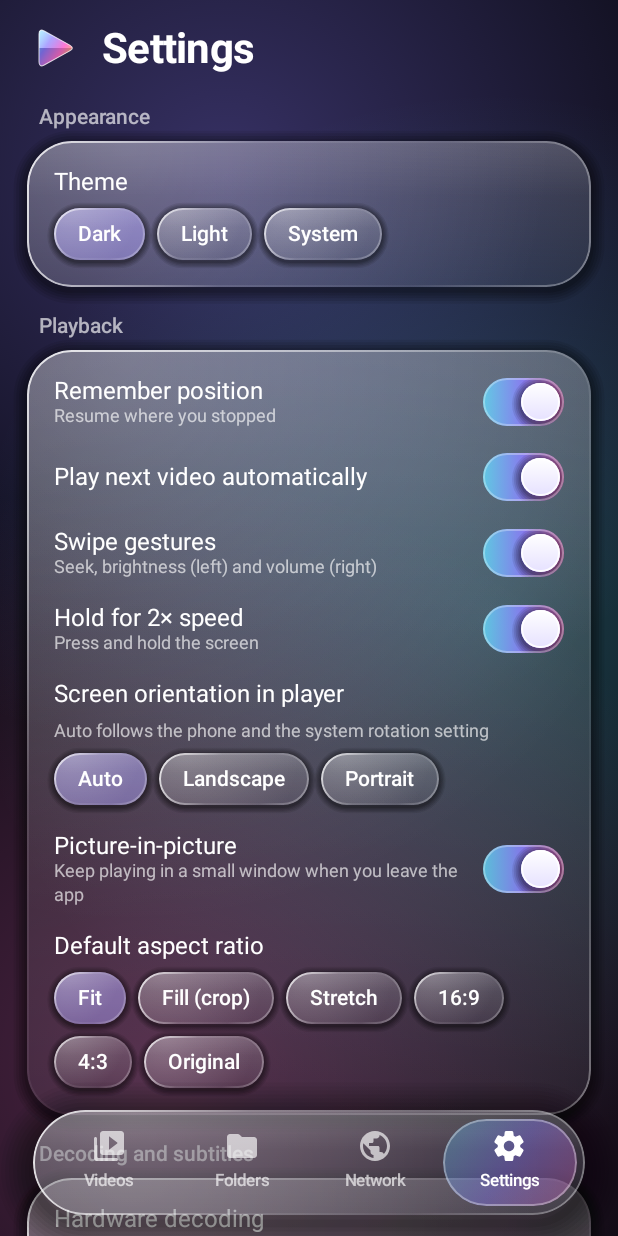
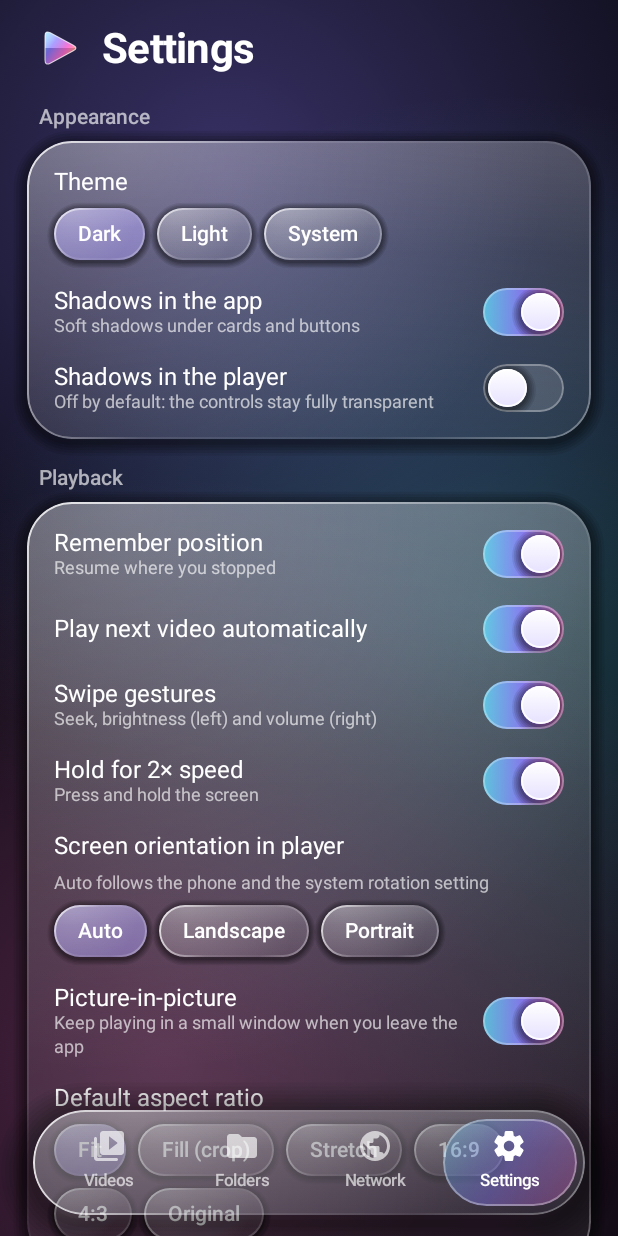
Before and after one commit to RonovaMain/Prism, an Android app built with Jetpack Compose: the screen it shows after launch (MainActivity), after a tap on "Settings", on a phone screen of 412 x 824 dp. Run offline under Robolectric (Android 15) with nearby library versions, the phone set to English and light mode, and no system bars; libraries missing offline, so code that uses them is left out: coil.decode; pictures from the network do not load.

Commit message:
Update to 1.2.7

```diff
--- a/app/build.gradle.kts
+++ b/app/build.gradle.kts
@@ -35,7 +35,7 @@ android {
         minSdk = 26
         targetSdk = 35
         versionCode = (findProperty("versionCode") as String?)?.toIntOrNull() ?: 1
-        versionName = "1.1.3"
+        versionName = "1.2.7"
 
         ndk {
             // libVLC весит много: оставляем только реальные ABI телефонов и планшетов
--- a/app/src/main/java/dev/ronova/prism/data/Settings.kt
+++ b/app/src/main/java/dev/ronova/prism/data/Settings.kt
@@ -23,6 +23,9 @@ data class AppSettings(
     val gestures: Boolean = true,
     val holdSpeed: Boolean = true,
     val autoPip: Boolean = true,
+    /** Тени под стеклом: в интерфейсе приложения включены, в плеере по умолчанию выключены. */
+    val uiShadows: Boolean = true,
+    val playerShadows: Boolean = false,
     val orientation: PlayerOrientation = PlayerOrientation.AUTO,
     val subtitleEncoding: String = "",
     val defaultAspect: Aspect = Aspect.FIT,
@@ -41,6 +44,8 @@ object Keys {
     val GESTURES = booleanPreferencesKey("gestures")
     val HOLD = booleanPreferencesKey("hold_speed")
     val PIP = booleanPreferencesKey("auto_pip")
+    val UI_SHADOWS = booleanPreferencesKey("ui_shadows")
+    val PLAYER_SHADOWS = booleanPreferencesKey("player_shadows")
     val ORIENTATION = stringPreferencesKey("player_orientation")
     val SUB_ENC = stringPreferencesKey("subtitle_encoding")
     val ASPECT = stringPreferencesKey("default_aspect")
@@ -83,6 +88,8 @@ class SettingsRepository(private val context: Context) {
                 gestures = p[Keys.GESTURES] ?: true,
                 holdSpeed = p[Keys.HOLD] ?: true,
                 autoPip = p[Keys.PIP] ?: true,
+                uiShadows = p[Keys.UI_SHADOWS] ?: true,
+                playerShadows = p[Keys.PLAYER_SHADOWS] ?: false,
                 orientation = parseEnum(p[Keys.ORIENTATION], PlayerOrientation.AUTO),
                 subtitleEncoding = p[Keys.SUB_ENC] ?: "",
                 defaultAspect = parseEnum(p[Keys.ASPECT], Aspect.FIT),
--- a/app/src/main/java/dev/ronova/prism/ui/PrismRoot.kt
+++ b/app/src/main/java/dev/ronova/prism/ui/PrismRoot.kt
@@ -3,23 +3,33 @@ package dev.ronova.prism.ui
 import androidx.compose.foundation.layout.Box
 import androidx.compose.foundation.layout.fillMaxSize
 import androidx.compose.runtime.Composable
+import androidx.compose.runtime.CompositionLocalProvider
+import androidx.compose.runtime.getValue
 import androidx.compose.runtime.key
 import androidx.compose.ui.Modifier
+import androidx.lifecycle.compose.collectAsStateWithLifecycle
+import dev.ronova.prism.ui.glass.LocalGlassShadows
 import dev.ronova.prism.ui.screens.HomeScreen
 import dev.ronova.prism.ui.screens.PlayerScreen
 import dev.ronova.prism.ui.theme.PrismTheme
 
 @Composable
 fun PrismRoot(vm: PrismViewModel, dark: Boolean, onFinish: () -> Unit) {
+    val settings by vm.settings.collectAsStateWithLifecycle()
     PrismTheme(dark) {
         Box(Modifier.fillMaxSize()) {
             // Библиотека остаётся под плеером (чтобы не терять положение списка), но фон при этом не анимируется
-            HomeScreen(vm, animate = vm.playRequest == null)
+            CompositionLocalProvider(LocalGlassShadows provides settings.uiShadows) {
+                HomeScreen(vm, animate = vm.playRequest == null)
+            }
             vm.playRequest?.let { request ->
                 key(request) {
-                    PlayerScreen(vm, request) {
-                        vm.closePlayer()
-                        if (vm.finishOnExit) onFinish()
+                    // в плеере тени отдельная настройка (по умолчанию выключены — максимум прозрачности)
+                    CompositionLocalProvider(LocalGlassShadows provides settings.playerShadows) {
+                        PlayerScreen(vm, request) {
+                            vm.closePlayer()
+                            if (vm.finishOnExit) onFinish()
+                        }
                     }
                 }
             }
--- a/app/src/main/java/dev/ronova/prism/ui/glass/Background.kt
+++ b/app/src/main/java/dev/ronova/prism/ui/glass/Background.kt
@@ -121,17 +121,17 @@ fun PrismLogo(size: Dp, modifier: Modifier = Modifier) {
         val w = this.size.width
         val h = this.size.height
         // рамка треугольника: x от 0.20 до 0.80 — ровно по центру холста
-        val a = Offset(w * 0.20f, h * 0.17f)
-        val b = Offset(w * 0.20f, h * 0.83f)
-        val c = Offset(w * 0.80f, h * 0.50f)
-        val m = Offset(w * 0.20f, h * 0.50f)
+        val a = Offset(w * 0.30f, h * 0.20f)
+        val b = Offset(w * 0.30f, h * 0.80f)
+        val c = Offset(w * 0.86f, h * 0.50f)
+        val m = Offset(w * 0.30f, h * 0.50f)
         val tri = roundedTrianglePath(a, b, c, w * 0.10f)
         clipPath(tri) {
             drawRect(
                 brush = Brush.linearGradient(
                     colors = listOf(PrismCyan, PrismViolet, PrismPink, PrismAmber),
-                    start = Offset(w * 0.20f, h * 0.20f),
-                    end = Offset(w * 0.82f, h * 0.62f),
+                    start = Offset(w * 0.30f, h * 0.22f),
+                    end = Offset(w * 0.88f, h * 0.62f),
                 )
             )
             // верхняя грань — светлая
@@ -146,7 +146,7 @@ fun PrismLogo(size: Dp, modifier: Modifier = Modifier) {
                 Brush.linearGradient(
                     listOf(Color.White.copy(alpha = 0.6f), Color.White.copy(alpha = 0.05f)),
                     start = a,
-                    end = Offset(w * 0.6f, h * 0.5f),
+                    end = Offset(w * 0.62f, h * 0.5f),
                 ),
             )
             // нижняя грань — темнее
--- a/app/src/main/java/dev/ronova/prism/ui/glass/Glass.kt
+++ b/app/src/main/java/dev/ronova/prism/ui/glass/Glass.kt
@@ -41,6 +41,7 @@ import androidx.compose.material3.Icon
 import androidx.compose.material3.MaterialTheme
 import androidx.compose.material3.Text
 import androidx.compose.runtime.Composable
+import androidx.compose.runtime.staticCompositionLocalOf
 import androidx.compose.runtime.getValue
 import androidx.compose.runtime.mutableFloatStateOf
 import androidx.compose.runtime.mutableIntStateOf
@@ -83,6 +84,9 @@ import dev.ronova.prism.ui.theme.LocalGlass
 import dev.ronova.prism.ui.theme.PrismCyan
 import dev.ronova.prism.ui.theme.PrismPink
 import dev.ronova.prism.ui.theme.PrismViolet
+
+/** Рисовать ли тени под стеклом. Приложение и плеер выставляют своё значение из настроек. */
+val LocalGlassShadows = staticCompositionLocalOf { true }
 
 internal fun Color.scaleAlpha(f: Float): Color = copy(alpha = (alpha * f).coerceIn(0f, 1f))
 
@@ -168,6 +172,7 @@ fun GlassSurface(
     content: @Composable BoxScope.() -> Unit,
 ) {
     val g = LocalGlass.current
+    val shadowsOn = LocalGlassShadows.current
     val rim = remember(g) {
         Brush.linearGradient(
             colorStops = arrayOf(
@@ -182,7 +187,7 @@ fun GlassSurface(
     }
     Box(
         modifier
-            .glassShadow(shape, elevation, g.shadow)
+            .glassShadow(shape, if (shadowsOn) elevation else 0.dp, g.shadow)
             .clip(shape)
             .background(base)
             .background(Brush.verticalGradient(listOf(g.fillTop.scaleAlpha(strength), g.fillBottom.scaleAlpha(strength))))
@@ -366,6 +371,7 @@ fun GlassTabBar(
 @Composable
 fun GlassSwitch(checked: Boolean, onCheckedChange: (Boolean) -> Unit, modifier: Modifier = Modifier) {
     val g = LocalGlass.current
+    val shadowsOn = LocalGlassShadows.current
     val on by animateFloatAsState(if (checked) 1f else 0f, spring(dampingRatio = 0.7f, stiffness = 500f), label = "on")
     val thumbX by animateDpAsState(
         if (checked) 22.dp else 0.dp,
@@ -397,7 +403,7 @@ fun GlassSwitch(checked: Boolean, onCheckedChange: (Boolean) -> Unit, modifier:
                 .padding(3.dp)
                 .offset(x = thumbX)
                 .size(26.dp)
-                .glassShadow(CircleShape, 4.dp, g.shadow)
+                .glassShadow(CircleShape, if (shadowsOn) 4.dp else 0.dp, g.shadow)
                 .clip(CircleShape)
                 .background(Brush.verticalGradient(listOf(Color.White, Color(0xFFE6E1FF))))
                 .border(1.dp, Color.White.copy(alpha = 0.9f), CircleShape)
--- a/app/src/main/java/dev/ronova/prism/ui/screens/NetworkSettings.kt
+++ b/app/src/main/java/dev/ronova/prism/ui/screens/NetworkSettings.kt
@@ -255,6 +255,12 @@ internal fun SettingsTab(vm: PrismViewModel) {
                     GlassChip(stringResource(R.string.theme_light), s.themeMode == ThemeMode.LIGHT, { vm.setPref(Keys.THEME, ThemeMode.LIGHT.name) })
                     GlassChip(stringResource(R.string.theme_system), s.themeMode == ThemeMode.SYSTEM, { vm.setPref(Keys.THEME, ThemeMode.SYSTEM.name) })
                 }
+                SwitchRow(stringResource(R.string.set_shadows_ui), stringResource(R.string.set_shadows_ui_sub), s.uiShadows) {
+                    vm.setPref(Keys.UI_SHADOWS, it)
+                }
+                SwitchRow(stringResource(R.string.set_shadows_player), stringResource(R.string.set_shadows_player_sub), s.playerShadows) {
+                    vm.setPref(Keys.PLAYER_SHADOWS, it)
+                }
             }
         }
 
--- a/app/src/main/res/drawable/ic_launcher_monochrome.xml
+++ b/app/src/main/res/drawable/ic_launcher_monochrome.xml
@@ -4,9 +4,7 @@
     android:height="108dp"
     android:viewportWidth="108"
     android:viewportHeight="108">
-    <group android:translateX="-9">
     <path
         android:fillColor="#000000"
-        android:pathData="M46.71,33.11 Q41,30 41,36.5 L41,71.5 Q41,78 46.71,74.89 L79.29,57.11 Q85,54 79.29,50.89 Z" />
-    </group>
+        android:pathData="M48.00,40.61 Q45.00,39.00 45.00,42.40 L45.00,65.60 Q45.00,69.00 48.00,67.39 L70.00,55.61 Q73.00,54.00 70.00,52.39 Z" />
 </vector>
--- a/app/src/main/res/values/strings.xml
+++ b/app/src/main/res/values/strings.xml
@@ -49,6 +49,10 @@
     <string name="theme_dark">Dark</string>
     <string name="theme_light">Light</string>
     <string name="theme_system">System</string>
+    <string name="set_shadows_ui">Shadows in the app</string>
+    <string name="set_shadows_ui_sub">Soft shadows under cards and buttons</string>
+    <string name="set_shadows_player">Shadows in the player</string>
+    <string name="set_shadows_player_sub">Off by default: the controls stay fully transparent</string>
     <string name="set_playback">Playback</string>
     <string name="set_remember">Remember position</string>
     <string name="set_remember_sub">Resume where you stopped</string>
```
Also changed, not shown: app/src/main/java/dev/ronova/prism/ui/screens/PlayerScreen.kt (+7 -9 lines), app/src/main/res/drawable/ic_launcher_foreground.xml (+16 -18 lines), 1 other file.
